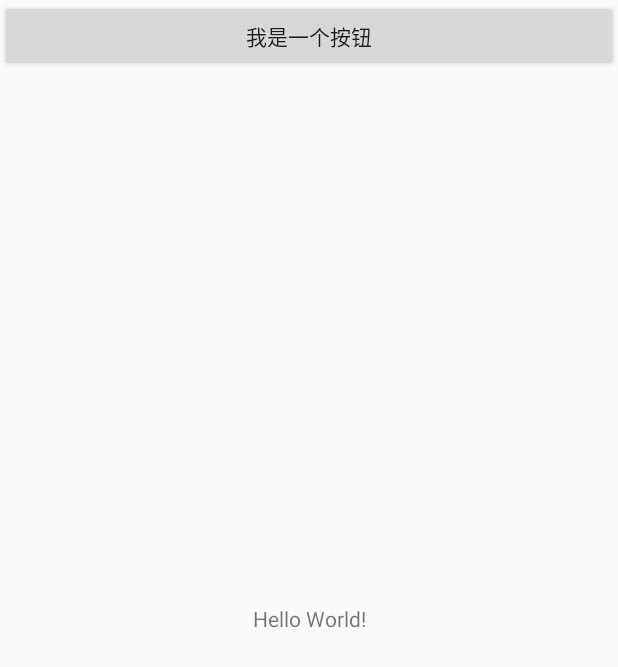
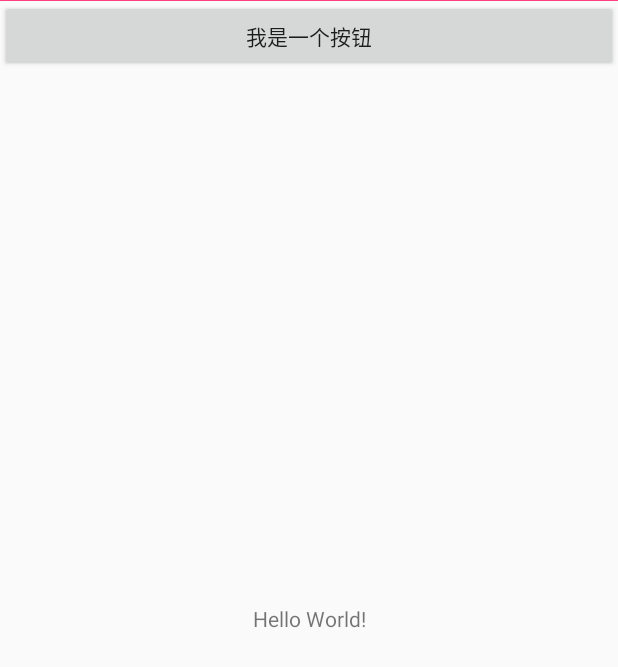
Before and after one commit to coder-xiaoshuai/GitLearingDemo, an Android app: the layout activity_main.xml on its own in the app's theme, with its tools: preview values and no code run, on a phone screen of 412 x 824 dp. Shown: the top 667 px of the screen. Run offline under Robolectric (Android 15) with nearby library versions, the phone set to English and light mode, and no system bars.

Commit message:
修改了布局文件

```diff
--- a/app/src/main/res/layout/activity_main.xml
+++ b/app/src/main/res/layout/activity_main.xml
@@ -19,7 +19,12 @@
     <Button
         android:layout_width="match_parent"
         android:layout_height="wrap_content"
-        android:text="我是一个按钮"
+        android:text="我是一个按钮"/>
+
+    <ImageView
+        android:layout_width="match_parent"
+        android:layout_height="wrap_content"
+        android:src="@color/colorAccent"
         />
 
 </android.support.constraint.ConstraintLayout>
```
